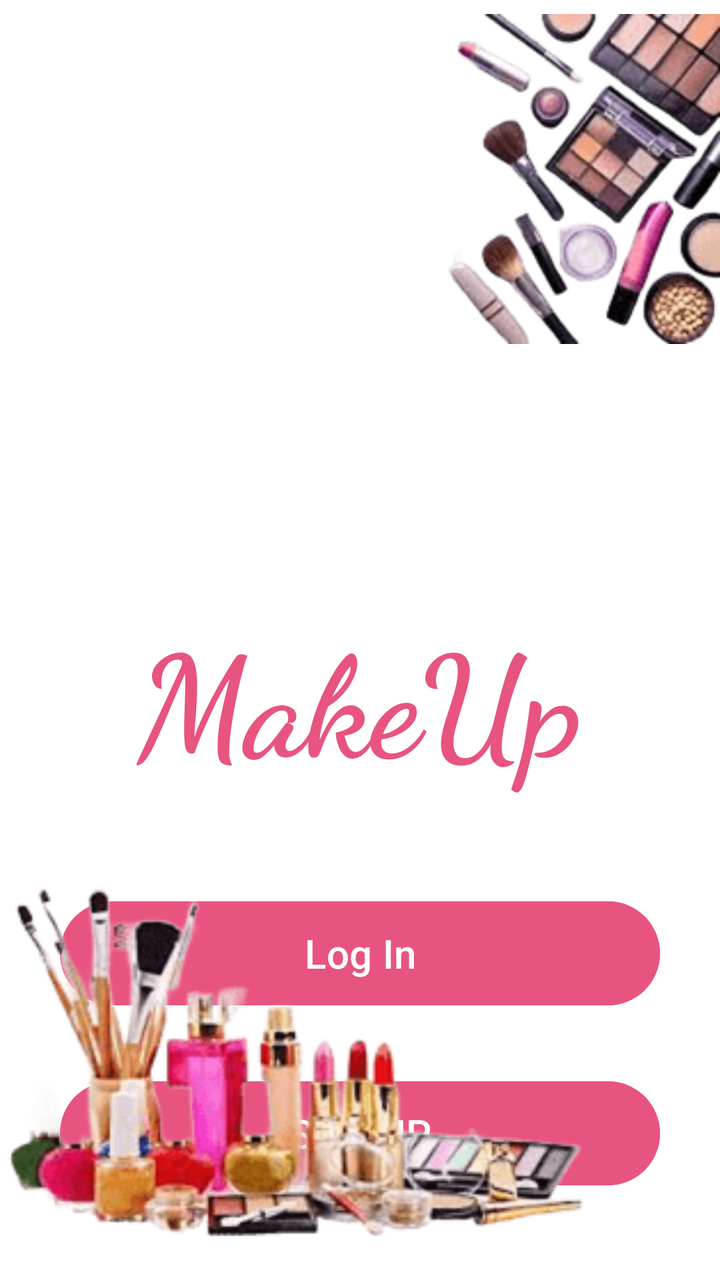
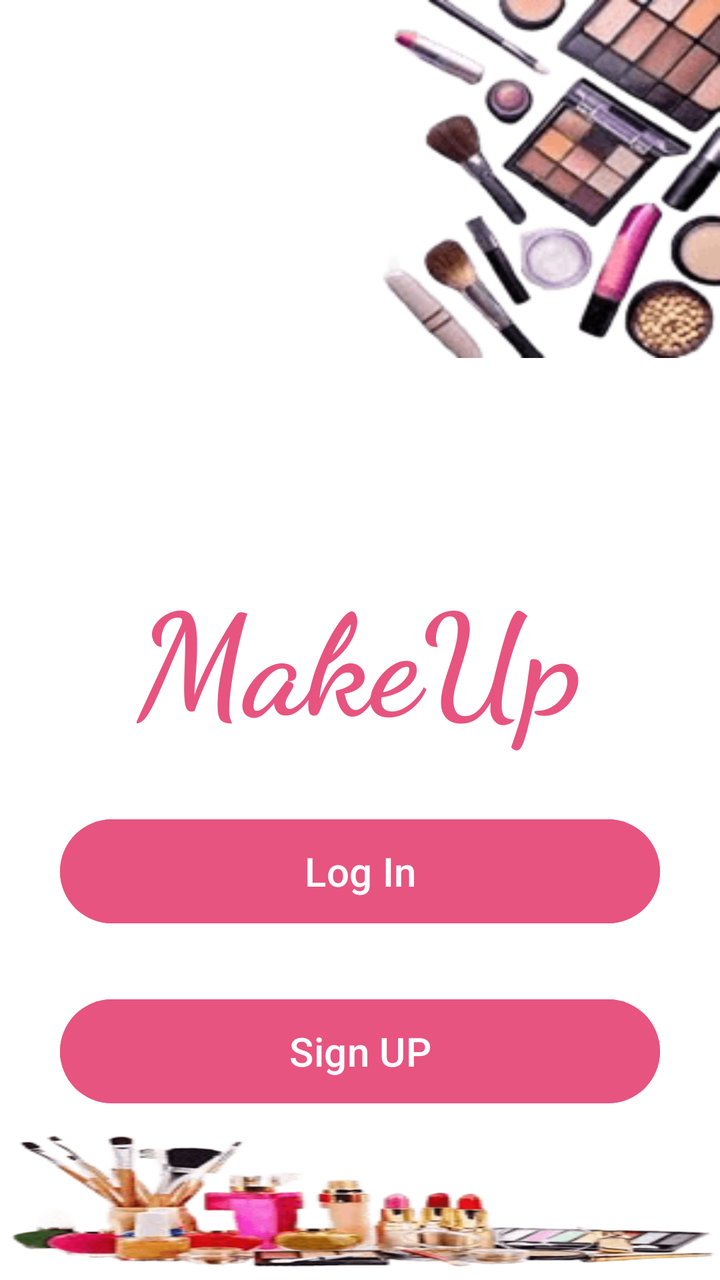

Before-and-after screenshots of an Android layout around one commit, followed by the original layout XML and the change that was made.
<!-- AndroidManifest.xml: application theme Theme.MakeupProject -->
<!-- res/layout/activity_screen.xml -->
<?xml version="1.0" encoding="utf-8"?>
<androidx.constraintlayout.widget.ConstraintLayout xmlns:android="http://schemas.android.com/apk/res/android"
    xmlns:app="http://schemas.android.com/apk/res-auto"
    xmlns:tools="http://schemas.android.com/tools"
    android:id="@+id/main"
    android:layout_width="match_parent"
    android:layout_height="match_parent"
    android:background="@color/white"
    tools:context=".Screen">

    <ImageView
        android:layout_width="290dp"
        android:layout_height="179dp"
        android:src="@drawable/m1"
        app:layout_constraintEnd_toEndOf="parent"
        app:layout_constraintTop_toTopOf="parent" />

    <TextView
        android:id="@+id/textView"
        android:layout_width="wrap_content"
        android:layout_height="wrap_content"
        android:layout_marginTop="300dp"
        android:fontFamily="cursive"
        android:text="MakeUp"
        android:textColor="@color/pink"
        android:textSize="70sp"
        android:textStyle="bold"
        app:layout_constraintEnd_toEndOf="parent"
        app:layout_constraintStart_toStartOf="parent"
        app:layout_constraintTop_toTopOf="parent" />

    <Button
        android:id="@+id/button"
        android:layout_width="300dp"
        android:layout_height="60dp"
        android:layout_marginTop="50dp"
        android:backgroundTint="@color/pink"
        android:text="Log In"
        android:textColor="@color/white"
        android:textSize="20dp"
        app:layout_constraintEnd_toEndOf="parent"
        app:layout_constraintStart_toStartOf="parent"
        app:layout_constraintTop_toBottomOf="@+id/textView" />

    <Button
        android:id="@+id/button2"
        android:layout_width="300dp"
        android:layout_height="60dp"
        android:layout_marginTop="30dp"
        android:backgroundTint="@color/pink"
        android:text="Sign UP"
        android:textColor="@color/white"
        android:textSize="20sp"
        app:layout_constraintEnd_toEndOf="parent"
        app:layout_constraintStart_toStartOf="parent"
        app:layout_constraintTop_toBottomOf="@+id/button" />

    <ImageView
        android:layout_width="294dp"
        android:layout_height="232dp"
        android:src="@drawable/m2"
        app:layout_constraintBottom_toBottomOf="parent"
        app:layout_constraintStart_toStartOf="parent" />

</androidx.constraintlayout.widget.ConstraintLayout>
<!-- resources referenced by this layout -->
<resources>
  <color name="pink">#E75480</color>
  <color name="white">#FFFFFFFF</color>
  <!-- drawable m1: png bitmap (drawable, 14854 bytes) -->
  <!-- drawable m2: png bitmap (drawable, 16675 bytes) -->
  <style name="Theme.MakeupProject" parent="Base.Theme.MakeupProject" />
  <style name="Base.Theme.MakeupProject" parent="Theme.Material3.DayNight.NoActionBar">
          
          
      </style>
</resources>

<!-- the commit's change to res/layout/activity_screen.xml (unified diff, before → after) -->
@@ -1,65 +1,54 @@
 <?xml version="1.0" encoding="utf-8"?>
-<androidx.constraintlayout.widget.ConstraintLayout xmlns:android="http://schemas.android.com/apk/res/android"
-    xmlns:app="http://schemas.android.com/apk/res-auto"
+<LinearLayout xmlns:android="http://schemas.android.com/apk/res/android"
     xmlns:tools="http://schemas.android.com/tools"
     android:id="@+id/main"
     android:layout_width="match_parent"
     android:layout_height="match_parent"
+    android:orientation="vertical"
+    android:gravity="center_horizontal"
     android:background="@color/white"
     tools:context=".Screen">
 
     <ImageView
-        android:layout_width="290dp"
+        android:layout_width="match_parent"
         android:layout_height="179dp"
         android:src="@drawable/m1"
-        app:layout_constraintEnd_toEndOf="parent"
-        app:layout_constraintTop_toTopOf="parent" />
-
+        android:scaleType="fitXY" />
     <TextView
         android:id="@+id/textView"
         android:layout_width="wrap_content"
         android:layout_height="wrap_content"
-        android:layout_marginTop="300dp"
         android:fontFamily="cursive"
         android:text="MakeUp"
         android:textColor="@color/pink"
         android:textSize="70sp"
         android:textStyle="bold"
-        app:layout_constraintEnd_toEndOf="parent"
-        app:layout_constraintStart_toStartOf="parent"
-        app:layout_constraintTop_toTopOf="parent" />
-
+        android:layout_marginTop="100dp"/>
     <Button
         android:id="@+id/button"
         android:layout_width="300dp"
         android:layout_height="60dp"
-        android:layout_marginTop="50dp"
         android:backgroundTint="@color/pink"
         android:text="Log In"
         android:textColor="@color/white"
-        android:textSize="20dp"
-        app:layout_constraintEnd_toEndOf="parent"
-        app:layout_constraintStart_toStartOf="parent"
-        app:layout_constraintTop_toBottomOf="@+id/textView" />
+        android:textSize="20sp"
+        android:layout_marginTop="30dp"/>
 
     <Button
         android:id="@+id/button2"
         android:layout_width="300dp"
         android:layout_height="60dp"
-        android:layout_marginTop="30dp"
         android:backgroundTint="@color/pink"
         android:text="Sign UP"
         android:textColor="@color/white"
         android:textSize="20sp"
-        app:layout_constraintEnd_toEndOf="parent"
-        app:layout_constraintStart_toStartOf="parent"
-        app:layout_constraintTop_toBottomOf="@+id/button" />
+        android:layout_marginTop="30dp"/>
 
     <ImageView
-        android:layout_width="294dp"
-        android:layout_height="232dp"
+        android:layout_width="match_parent"
+        android:layout_height="0dp"
+        android:layout_weight="1"
         android:src="@drawable/m2"
-        app:layout_constraintBottom_toBottomOf="parent"
-        app:layout_constraintStart_toStartOf="parent" />
+        android:scaleType="fitXY" />
 
-</androidx.constraintlayout.widget.ConstraintLayout>
+</LinearLayout>
